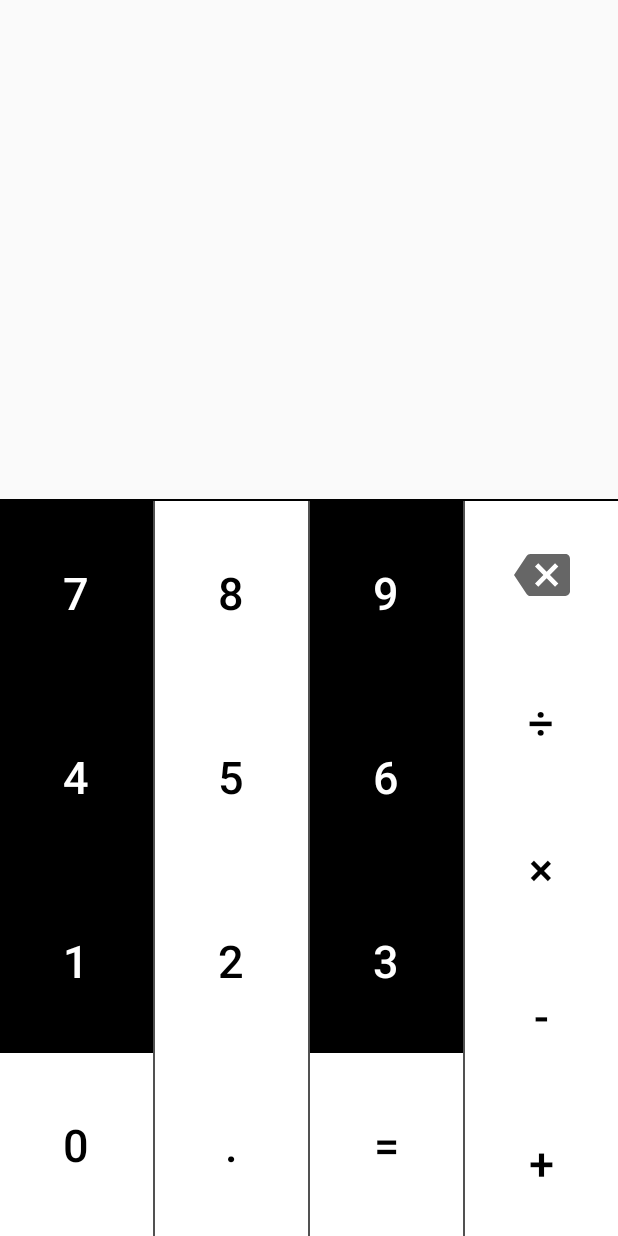
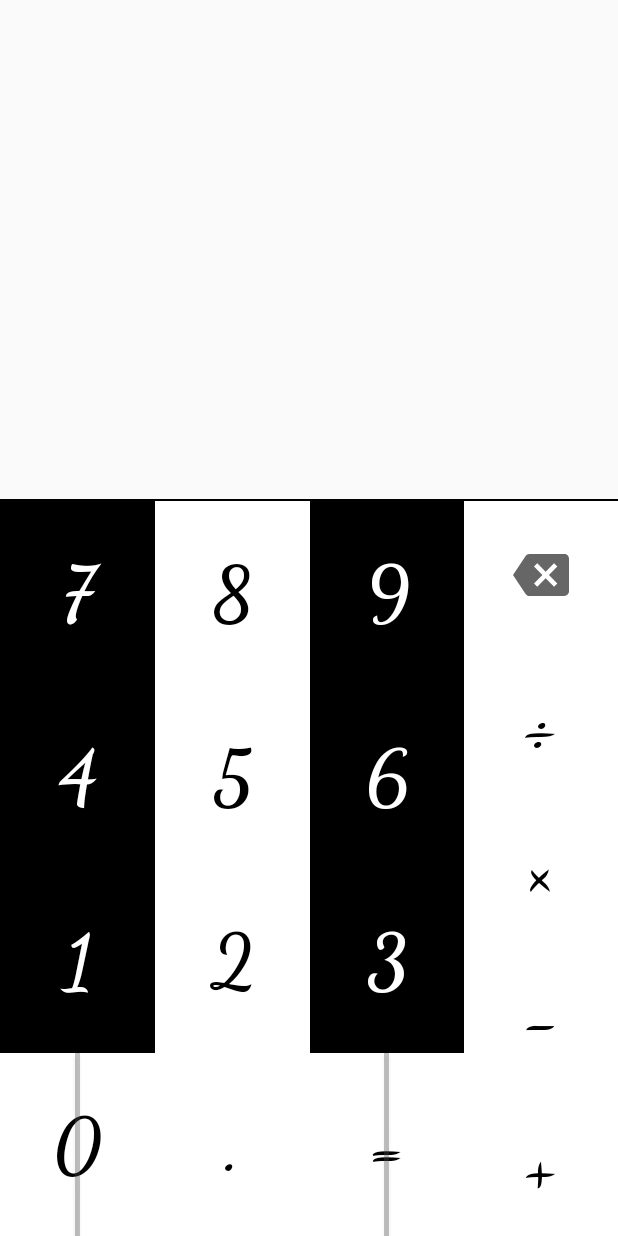
Before and after one commit to hayashi-h-s/CalculatorApp_android_java, an Android app: the screen it shows after launch (MainActivity), on a phone screen of 412 x 824 dp. Run offline under Robolectric (Android 15) with nearby library versions, the phone set to English and light mode, and no system bars.

Commit message:
追加 UIのデザインの変更

```diff
--- a/CalculatorApp/app/src/main/res/layout/activity_calc.xml
+++ b/CalculatorApp/app/src/main/res/layout/activity_calc.xml
@@ -31,6 +31,7 @@
         android:layout_marginBottom="480dp"
         android:autoSizeMinTextSize="17dp"
         android:autoSizeTextType="uniform"
+        android:fontFamily="cursive"
         android:gravity="center|end"
         android:maxLines="1"
         android:paddingLeft="25dp"
@@ -48,15 +49,15 @@
         android:id="@+id/tvResult"
         android:layout_width="match_parent"
         android:layout_height="60dp"
-        android:layout_marginBottom="0dp"
-        android:text="@string/formula_text"
+        android:autoSizeMinTextSize="17dp"
+        android:autoSizeTextType="uniform"
+        android:fontFamily="cursive"
         android:gravity="center|end"
         android:paddingLeft="25dp"
         android:paddingRight="35dp"
-        android:autoSizeMinTextSize="17dp"
+        android:text="@string/formula_text"
+        android:textSize="25dp"
         app:autoSizeMaxTextSize="25dp"
-        android:autoSizeTextType="uniform"
-        android:textSize="25dp"
         app:layout_constraintBottom_toTopOf="@+id/topBorder"
         app:layout_constraintEnd_toEndOf="parent"
         app:layout_constraintHorizontal_bias="0.5"
@@ -97,9 +98,11 @@
                 android:layout_height="match_parent"
                 android:layout_weight="1"
                 android:background="@color/colorBlack"
+                android:fontFamily="cursive"
                 android:text="7"
                 android:textColor="@color/colorWhite"
-                android:textSize="30sp" />
+                android:textSize="50sp"
+                android:textStyle="bold" />
 
             <Button
                 android:id="@+id/n4"
@@ -108,9 +111,11 @@
                 android:layout_height="match_parent"
                 android:layout_weight="1"
                 android:background="@color/colorBlack"
+                android:fontFamily="cursive"
                 android:text="4"
                 android:textColor="@color/colorWhite"
-                android:textSize="30sp" />
+                android:textSize="50sp"
+                android:textStyle="bold" />
 
             <Button
                 android:id="@+id/n1"
@@ -119,9 +124,17 @@
                 android:layout_height="match_parent"
                 android:layout_weight="1"
                 android:background="@color/colorBlack"
+                android:fontFamily="cursive"
                 android:text="1"
                 android:textColor="@color/colorWhite"
-                android:textSize="30sp" />
+                android:textSize="50sp"
+                android:textStyle="bold" />
+
+            <FrameLayout
+                android:layout_width="match_parent"
+                android:layout_height="match_parent"
+                android:layout_weight="1">
+
 
                 <Button
                     android:id="@+id/n0"
@@ -130,17 +143,23 @@
                     android:layout_height="match_parent"
                     android:layout_weight="1"
                     android:background="@color/colorWhite"
+                    android:fontFamily="cursive"
                     android:text="0"
                     android:textColor="@color/colorBlack"
-                android:textSize="30sp" />
+                    android:textSize="50sp"
+                    android:textStyle="bold" />
+                <View
+                    android:id="@+id/ruledLine"
+                    android:translationZ="2dp"
+                    android:layout_width="3dp"
+                    android:layout_height="match_parent"
+                    android:layout_gravity="center_horizontal"
+                    android:background="@color/colorGray" />
+
+
+            </FrameLayout>
 
         </LinearLayout>
-
-        <View
-            android:id="@+id/ruledLine"
-            android:layout_width="1dp"
-            android:layout_height="match_parent"
-            android:background="@color/colorGray" />
 
         <LinearLayout
             android:layout_width="match_parent"
@@ -156,9 +175,11 @@
                 android:layout_height="match_parent"
                 android:layout_weight="1"
                 android:background="@color/colorWhite"
+                android:fontFamily="cursive"
                 android:text="8"
                 android:textColor="@color/colorBlack"
-                android:textSize="30sp" />
+                android:textSize="50sp"
+                android:textStyle="bold" />
 
             <Button
                 android:id="@+id/n5"
@@ -167,9 +188,11 @@
                 android:layout_height="match_parent"
                 android:layout_weight="1"
                 android:background="@color/colorWhite"
+                android:fontFamily="cursive"
                 android:text="5"
                 android:textColor="@color/colorBlack"
-                android:textSize="30sp" />
+                android:textSize="50sp"
+                android:textStyle="bold" />
 
             <Button
                 android:id="@+id/n2"
@@ -178,9 +201,11 @@
                 android:layout_height="match_parent"
                 android:layout_weight="1"
                 android:background="@color/colorWhite"
+                android:fontFamily="cursive"
                 android:text="2"
                 android:textColor="@color/colorBlack"
-                android:textSize="30sp" />
+                android:textSize="50sp"
+                android:textStyle="bold" />
 
             <Button
                 android:id="@+id/btDot"
@@ -189,17 +214,13 @@
                 android:layout_height="match_parent"
                 android:layout_weight="1"
                 android:background="@color/colorWhite"
+                android:fontFamily="cursive"
                 android:text="."
                 android:textColor="@color/colorBlack"
-                android:textSize="30sp" />
+                android:textSize="50sp"
+                android:textStyle="bold" />
 
         </LinearLayout>
-
-        <View
-            android:id="@+id/ruledLine"
-            android:layout_width="1dp"
-            android:layout_height="match_parent"
-            android:background="@color/colorGray" />
 
         <LinearLayout
             android:layout_width="match_parent"
@@ -215,9 +236,11 @@
                 android:layout_height="match_parent"
                 android:layout_weight="1"
                 android:background="@color/colorBlack"
+                android:fontFamily="cursive"
                 android:text="9"
                 android:textColor="@color/colorWhite"
-                android:textSize="30sp" />
+                android:textSize="50sp"
+                android:textStyle="bold" />
 
             <Button
                 android:id="@+id/n6"
@@ -226,9 +249,11 @@
                 android:layout_height="match_parent"
                 android:layout_weight="1"
                 android:background="@color/colorBlack"
+                android:fontFamily="cursive"
                 android:text="6"
                 android:textColor="@color/colorWhite"
-                android:textSize="30sp" />
+                android:textSize="50sp"
+                android:textStyle="bold" />
 
             <Button
                 android:id="@+id/n3"
@@ -237,9 +262,15 @@
                 android:layout_height="match_parent"
                 android:layout_weight="1"
                 android:background="@color/colorBlack"
+                android:fontFamily="cursive"
                 android:text="3"
                 android:textColor="@color/colorWhite"
-                android:textSize="30sp" />
+                android:textSize="50sp"
+                android:textStyle="bold" />
+            <FrameLayout
+                android:layout_width="match_parent"
+                android:layout_height="match_parent"
+                android:layout_weight="1">
 
                 <Button
                     android:id="@+id/btEqual"
@@ -248,18 +279,24 @@
                     android:layout_height="match_parent"
                     android:layout_weight="1"
                     android:background="@color/colorWhite"
+                    android:fontFamily="cursive"
                     android:text="="
                     android:textColor="@color/colorBlack"
-                android:textSize="30sp" />
-
-        </LinearLayout>
-
+                    android:textSize="50sp"
+                    android:textStyle="bold" />
 
                 <View
                     android:id="@+id/ruledLine"
-            android:layout_width="1dp"
+                    android:translationZ="2dp"
+                    android:layout_width="3dp"
                     android:layout_height="match_parent"
+                    android:layout_gravity="center_horizontal"
                     android:background="@color/colorGray" />
+
+
+            </FrameLayout>
+
+        </LinearLayout>
 
         <LinearLayout
             android:layout_width="match_parent"
@@ -279,9 +316,10 @@
                     android:layout_height="match_parent"
                     android:layout_weight="1"
                     android:background="@color/colorWhite"
+                    android:fontFamily="cursive"
                     android:text="C"
                     android:textColor="@color/colorBlack"
-                    android:textSize="30sp" />
+                    android:textSize="40sp" />
 
                 <ImageButton
                     android:id="@+id/btDelete"
@@ -299,9 +337,11 @@
                 android:layout_height="match_parent"
                 android:layout_weight="1"
                 android:background="@color/colorWhite"
+                android:fontFamily="cursive"
                 android:text="÷"
                 android:textColor="@color/colorBlack"
-                android:textSize="30sp" />
+                android:textSize="50sp"
+                android:textStyle="bold" />
 
             <Button
                 android:id="@+id/btMultiply"
@@ -310,9 +350,11 @@
                 android:layout_height="match_parent"
                 android:layout_weight="1"
                 android:background="@color/colorWhite"
+                android:fontFamily="cursive"
                 android:text="×"
                 android:textColor="@color/colorBlack"
-                android:textSize="30sp" />
+                android:textSize="50sp"
+                android:textStyle="bold" />
 
             <Button
                 android:id="@+id/btSubtract"
@@ -321,9 +363,11 @@
                 android:layout_height="match_parent"
                 android:layout_weight="1"
                 android:background="@color/colorWhite"
+                android:fontFamily="cursive"
                 android:text="-"
                 android:textColor="@color/colorBlack"
-                android:textSize="30sp" />
+                android:textSize="50sp"
+                android:textStyle="bold" />
 
             <Button
                 android:id="@+id/btAdd"
@@ -332,9 +376,11 @@
                 android:layout_height="match_parent"
                 android:layout_weight="1"
                 android:background="@color/colorWhite"
+                android:fontFamily="cursive"
                 android:text="+"
                 android:textColor="@color/colorBlack"
-                android:textSize="30sp" />
+                android:textSize="50sp"
+                android:textStyle="bold" />
 
         </LinearLayout>
     </LinearLayout>
--- a/CalculatorApp/app/src/main/res/values/colors.xml
+++ b/CalculatorApp/app/src/main/res/values/colors.xml
@@ -4,5 +4,5 @@
     <color name="colorBlack">#000000</color>
     <color name="colorWhite">#ffffff</color>
     <color name="colorLightGray">#edf2fc</color>
-    <color name="colorGray">#515151</color>
+    <color name="colorGray">#59515151</color>
 </resources>
```
Lines whose indentation alone changed are shown as unchanged.
